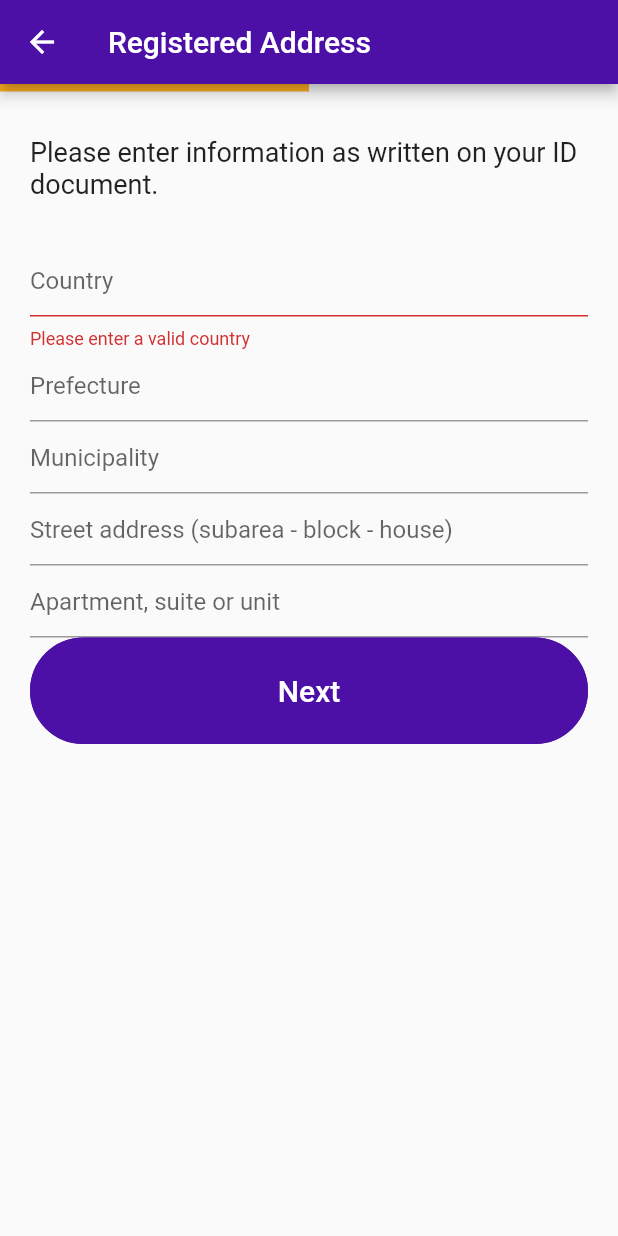
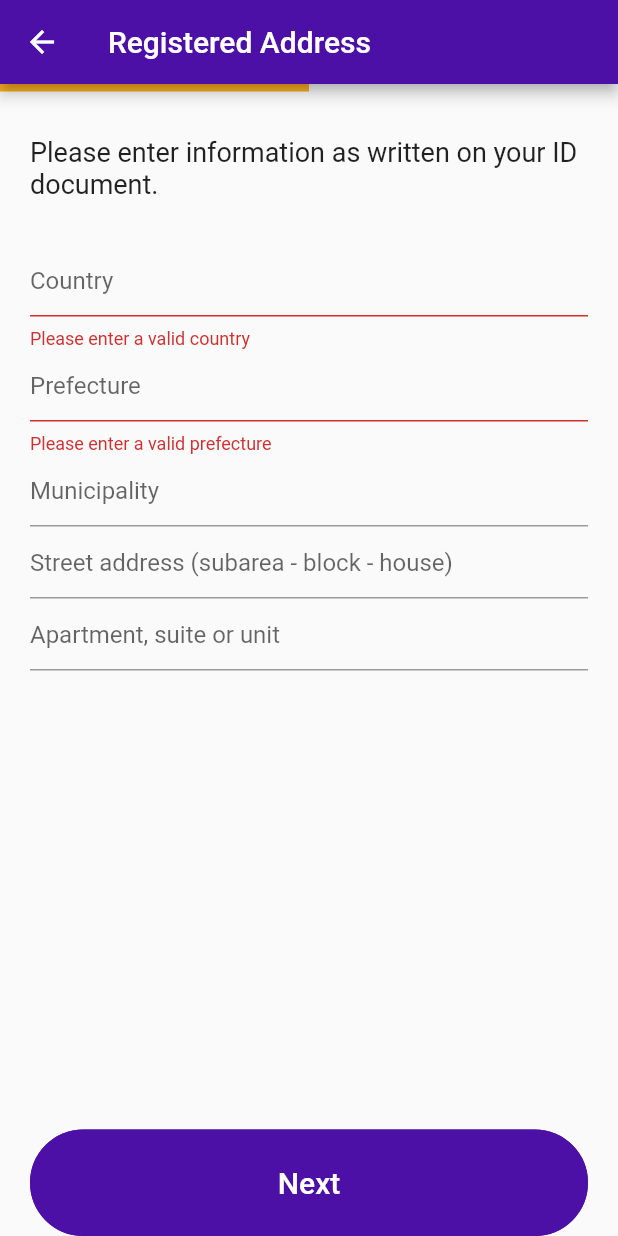
Before and after one commit to hungrymissilepod/gigabank-flutter-assignment, a Flutter app: the AddressScreen screen opened directly, after a tap on "Next", on a phone screen of 412 x 824 dp. Run offline on Flutter 3.47's test engine with Material 2 defaults, Android fonts, the phone set to English and light mode, and no system bars; drawn by our look-alikes of percent_indicator; our stand-ins replace bloc, equatable, flutter_bloc, formz.

Commit message:
feat: Added prefecture validation

```diff
--- a/lib/address/address_screen.dart
+++ b/lib/address/address_screen.dart
@@ -2,6 +2,7 @@ import 'package:flutter/material.dart';
 import 'package:flutter_bloc/flutter_bloc.dart';
 import 'package:flutterassignment/address/bloc/address_form_bloc.dart';
 import 'package:flutterassignment/address/ui/button.dart';
+import 'package:flutterassignment/address/ui/validated_form_field.dart';
 import 'package:flutterassignment/strings.dart';
 import 'package:percent_indicator/linear_percent_indicator.dart';
 
@@ -15,9 +16,8 @@ class AddressScreen extends StatefulWidget {
 }
 
 class _AddressScreenState extends State<AddressScreen> {
-  final GlobalKey _formKey = GlobalKey<FormState>();
-
   final FocusNode _countryFocusNode = FocusNode();
+  final FocusNode _prefectureFocusNode = FocusNode();
 
   @override
   void dispose() {
@@ -43,9 +43,9 @@ class _AddressScreenState extends State<AddressScreen> {
               progressColor: Theme.of(context).colorScheme.secondary,
               backgroundColor: Colors.grey.shade100,
             ),
-            Container(
-              child: Form(
-                key: _formKey,
+            BlocBuilder<AddressFormBloc, AddressFormState>(
+              builder: (context, state) {
+                return Container(
                   child: Expanded(
                     child: SingleChildScrollView(
                       child: Padding(
@@ -59,26 +59,23 @@ class _AddressScreenState extends State<AddressScreen> {
                               padding: const EdgeInsets.symmetric(vertical: 30),
                               child: Text(addressScreenBody),
                             ),
-                          BlocBuilder<AddressFormBloc, AddressFormState>(
-                            builder: (context, state) {
-                              return TextFormField(
+                            ValidatedFormField(
+                              focusNode: _countryFocusNode,
                               initialValue: state.country.value,
-                                focusNode: _countryFocusNode,
-                                decoration: InputDecoration(
                               hintText: countryHint,
                               errorText: state.country.displayError != null ? 'Please enter a valid country' : null,
-                                ),
-                                textInputAction: TextInputAction.next,
                               onChanged: (value) {
                                 context.read<AddressFormBloc>().add(CountryChanged(country: value));
                               },
-                              );
+                            ),
+                            ValidatedFormField(
+                              focusNode: _prefectureFocusNode,
+                              initialValue: state.prefecture.value,
+                              hintText: prefectureHint,
+                              errorText: state.country.displayError != null ? 'Please enter a valid prefecture' : null,
+                              onChanged: (value) {
+                                context.read<AddressFormBloc>().add(PrefectureChanged(prefecture: value));
                               },
-                          ),
-                          TextFormField(
-                            decoration: InputDecoration(
-                              hintText: prefectureHint,
-                            ),
                             ),
                             TextFormField(
                               decoration: InputDecoration(
@@ -100,7 +97,8 @@ class _AddressScreenState extends State<AddressScreen> {
                       ),
                     ),
                   ),
-              ),
+                );
+              },
             ),
             SafeArea(
               child: Padding(
--- a/lib/address/bloc/address_form_bloc.dart
+++ b/lib/address/bloc/address_form_bloc.dart
@@ -1,6 +1,7 @@
 import 'package:bloc/bloc.dart';
 import 'package:equatable/equatable.dart';
 import 'package:flutterassignment/models/models.dart';
+import 'package:flutterassignment/models/prefecture.dart';
 import 'package:formz/formz.dart';
 
 part 'address_form_event.dart';
@@ -9,6 +10,7 @@ part 'address_form_state.dart';
 class AddressFormBloc extends Bloc<AddressFormEvent, AddressFormState> {
   AddressFormBloc() : super(const AddressFormState()) {
     on<CountryChanged>(_onCountryChanged);
+    on<PrefectureChanged>(_onPrefectureChanged);
     on<FormSubmitted>(_onFormSubmitted);
   }
 
@@ -16,10 +18,21 @@ class AddressFormBloc extends Bloc<AddressFormEvent, AddressFormState> {
     CountryChanged event,
     Emitter<AddressFormState> emit,
   ) async {
-    final country = Country.dirty(event.country);
+    final Country country = Country.dirty(event.country);
     emit(state.copyWith(
       country: country.isValid ? country : Country.pure(event.country),
       isValid: Formz.validate([country]),
+    ));
+  }
+
+  Future<void> _onPrefectureChanged(
+    PrefectureChanged event,
+    Emitter<AddressFormState> emit,
+  ) async {
+    final Prefecture prefecture = Prefecture.dirty(event.prefecture);
+    emit(state.copyWith(
+      prefecture: prefecture.isValid ? prefecture : Prefecture.pure(event.prefecture),
+      isValid: Formz.validate([prefecture]),
     ));
   }
 
@@ -27,12 +40,14 @@ class AddressFormBloc extends Bloc<AddressFormEvent, AddressFormState> {
     FormSubmitted event,
     Emitter<AddressFormState> emit,
   ) async {
-    final country = Country.dirty(state.country.value);
-    print('_onFormSubmitted: $country');
+    final Country country = Country.dirty(state.country.value);
+    final Prefecture prefecture = Prefecture.dirty(state.prefecture.value);
+    print('_onFormSubmitted: $country - $prefecture');
     emit(
       state.copyWith(
         country: country,
-        isValid: Formz.validate([country]),
+        prefecture: prefecture,
+        isValid: Formz.validate([country, prefecture]),
       ),
     );
     if (state.isValid) {
--- a/lib/address/bloc/address_form_event.dart
+++ b/lib/address/bloc/address_form_event.dart
@@ -16,6 +16,13 @@ final class CountryChanged extends AddressFormEvent {
   List<Object> get props => [country];
 }
 
-final class CountryUnfocused extends AddressFormEvent {}
+final class PrefectureChanged extends AddressFormEvent {
+  const PrefectureChanged({required this.prefecture});
+
+  final String prefecture;
+
+  @override
+  List<Object> get props => [prefecture];
+}
 
 final class FormSubmitted extends AddressFormEvent {}
--- a/lib/address/bloc/address_form_state.dart
+++ b/lib/address/bloc/address_form_state.dart
@@ -3,27 +3,31 @@ part of 'address_form_bloc.dart';
 final class AddressFormState extends Equatable {
   const AddressFormState({
     this.country = const Country.pure(),
+    this.prefecture = const Prefecture.pure(),
     this.isValid = false,
     this.status = FormzSubmissionStatus.initial,
   });
 
   final Country country;
+  final Prefecture prefecture;
   final bool isValid;
   final FormzSubmissionStatus status;
 
   AddressFormState copyWith({
     Country? country,
+    Prefecture? prefecture,
     bool? isValid,
     bool? buttonEnabled,
     FormzSubmissionStatus? status,
   }) {
     return AddressFormState(
       country: country ?? this.country,
+      prefecture: prefecture ?? this.prefecture,
       isValid: isValid ?? this.isValid,
       status: status ?? this.status,
     );
   }
 
   @override
-  List<Object> get props => [country, status];
+  List<Object> get props => [country, prefecture, status];
 }
--- /dev/null
+++ b/lib/address/ui/validated_form_field.dart
@@ -0,0 +1,38 @@
+import 'package:flutter/material.dart';
+import 'package:flutter_bloc/flutter_bloc.dart';
+import 'package:flutterassignment/address/bloc/address_form_bloc.dart';
+
+class ValidatedFormField extends StatelessWidget {
+  const ValidatedFormField({
+    super.key,
+    required this.focusNode,
+    required this.initialValue,
+    required this.hintText,
+    required this.errorText,
+    required this.onChanged,
+  });
+
+  final FocusNode focusNode;
+  final String? initialValue;
+  final String? hintText;
+  final String? errorText;
+  final Function(String) onChanged;
+
+  @override
+  Widget build(BuildContext context) {
+    return BlocBuilder<AddressFormBloc, AddressFormState>(
+      builder: (context, state) {
+        return TextFormField(
+          initialValue: initialValue,
+          focusNode: focusNode,
+          decoration: InputDecoration(
+            hintText: hintText,
+            errorText: errorText,
+          ),
+          textInputAction: TextInputAction.next,
+          onChanged: onChanged,
+        );
+      },
+    );
+  }
+}
--- a/lib/main.dart
+++ b/lib/main.dart
@@ -1,7 +1,5 @@
 import 'package:flutter/material.dart';
-import 'package:flutter_bloc/flutter_bloc.dart';
 import 'package:flutterassignment/address/address_screen.dart';
-import 'package:flutterassignment/address/bloc/address_form_bloc.dart';
 import 'package:flutterassignment/constants.dart';
 
 void main() {
--- /dev/null
+++ b/lib/models/prefecture.dart
@@ -0,0 +1,13 @@
+import 'package:formz/formz.dart';
+
+enum PrefectureValidationError { invalid }
+
+final class Prefecture extends FormzInput<String, PrefectureValidationError> {
+  const Prefecture.pure([super.value = '']) : super.pure();
+  const Prefecture.dirty([super.value = '']) : super.dirty();
+
+  @override
+  PrefectureValidationError? validator(String value) {
+    return value.isEmpty ? PrefectureValidationError.invalid : null;
+  }
+}
```
Lines whose indentation alone changed are shown as unchanged.
